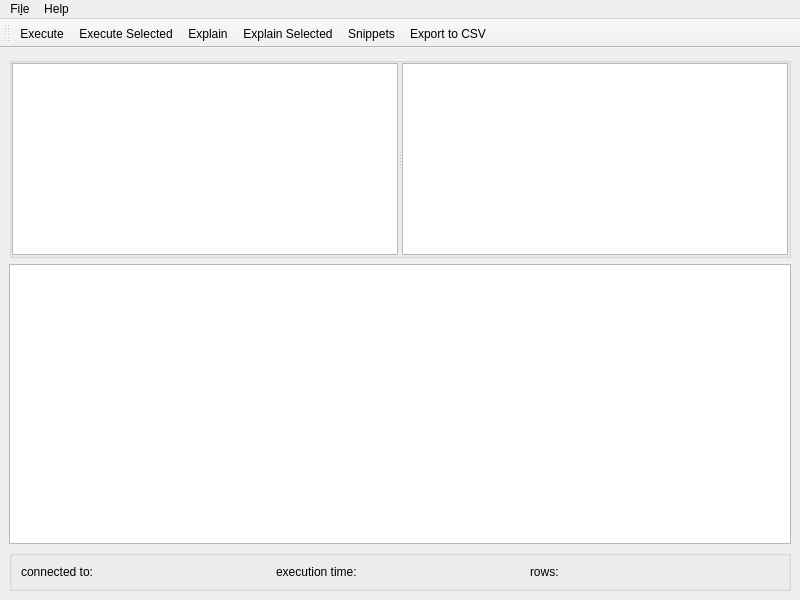
First picture: the form in patriciasql_main.ui, repository MaciekTalaska/PatriciaSQL, before the edit.
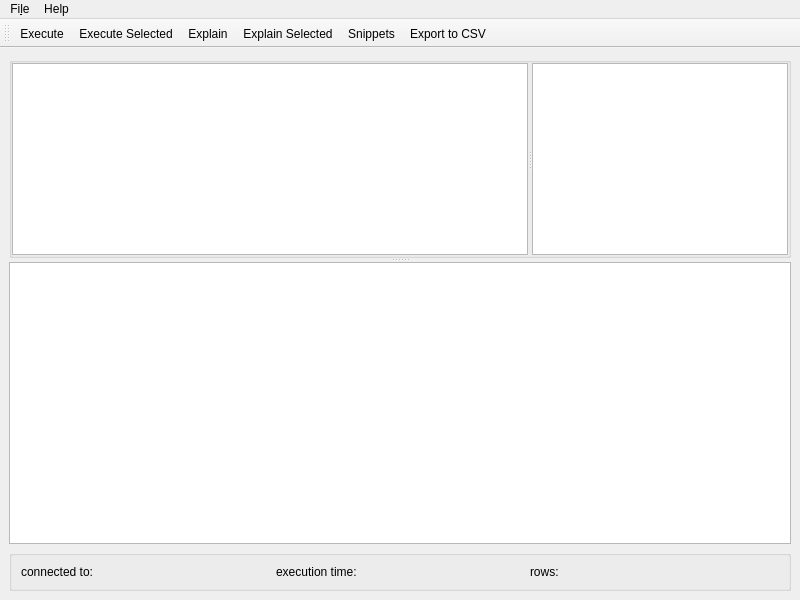
Second picture: the form after the edit. Icons and pictures are not drawn. Custom widgets are drawn as their Qt base class.

Patch:
```diff
--- a/patriciasql_main.ui
+++ b/patriciasql_main.ui
@@ -30,11 +30,12 @@
      <verstretch>0</verstretch>
     </sizepolicy>
    </property>
-   <layout class="QVBoxLayout" name="verticalLayout_2">
-    <property name="sizeConstraint">
-     <enum>QLayout::SetMinAndMaxSize</enum>
-    </property>
+   <layout class="QVBoxLayout" name="verticalLayout">
     <item>
+     <widget class="QSplitter" name="splitter_2">
+      <property name="orientation">
+       <enum>Qt::Vertical</enum>
+      </property>
      <widget class="QGroupBox" name="groupBox_2">
       <property name="sizePolicy">
        <sizepolicy hsizetype="Expanding" vsizetype="Fixed">
@@ -42,9 +43,18 @@
         <verstretch>0</verstretch>
        </sizepolicy>
       </property>
+       <property name="minimumSize">
+        <size>
+         <width>0</width>
+         <height>200</height>
+        </size>
+       </property>
       <property name="title">
        <string/>
       </property>
+       <property name="alignment">
+        <set>Qt::AlignLeading|Qt::AlignLeft|Qt::AlignVCenter</set>
+       </property>
       <property name="flat">
        <bool>false</bool>
       </property>
@@ -72,7 +82,7 @@
          <widget class="SQLEditor" name="sqlEditorArea">
           <property name="sizePolicy">
            <sizepolicy hsizetype="Expanding" vsizetype="Expanding">
-            <horstretch>0</horstretch>
+             <horstretch>200</horstretch>
             <verstretch>0</verstretch>
            </sizepolicy>
           </property>
@@ -93,6 +103,24 @@
           </property>
          </widget>
          <widget class="QListView" name="listView">
+           <property name="sizePolicy">
+            <sizepolicy hsizetype="Expanding" vsizetype="Expanding">
+             <horstretch>0</horstretch>
+             <verstretch>0</verstretch>
+            </sizepolicy>
+           </property>
+           <property name="minimumSize">
+            <size>
+             <width>150</width>
+             <height>0</height>
+            </size>
+           </property>
+           <property name="baseSize">
+            <size>
+             <width>150</width>
+             <height>0</height>
+            </size>
+           </property>
           <property name="frameShadow">
            <enum>QFrame::Plain</enum>
           </property>
@@ -101,19 +129,24 @@
        </item>
       </layout>
      </widget>
-    </item>
-    <item>
      <widget class="QTableView" name="tableView">
       <property name="sizePolicy">
        <sizepolicy hsizetype="Expanding" vsizetype="Expanding">
         <horstretch>0</horstretch>
-        <verstretch>0</verstretch>
-       </sizepolicy>
-      </property>
+         <verstretch>200</verstretch>
+        </sizepolicy>
+       </property>
+       <property name="minimumSize">
+        <size>
+         <width>0</width>
+         <height>200</height>
+        </size>
+       </property>
       <property name="alternatingRowColors">
        <bool>true</bool>
       </property>
      </widget>
+     </widget>
     </item>
     <item>
      <widget class="QGroupBox" name="groupBox">
```
Left out of the diff: 10 changed lines with no effect on the pictures. Lines whose indentation alone changed are shown as unchanged.
